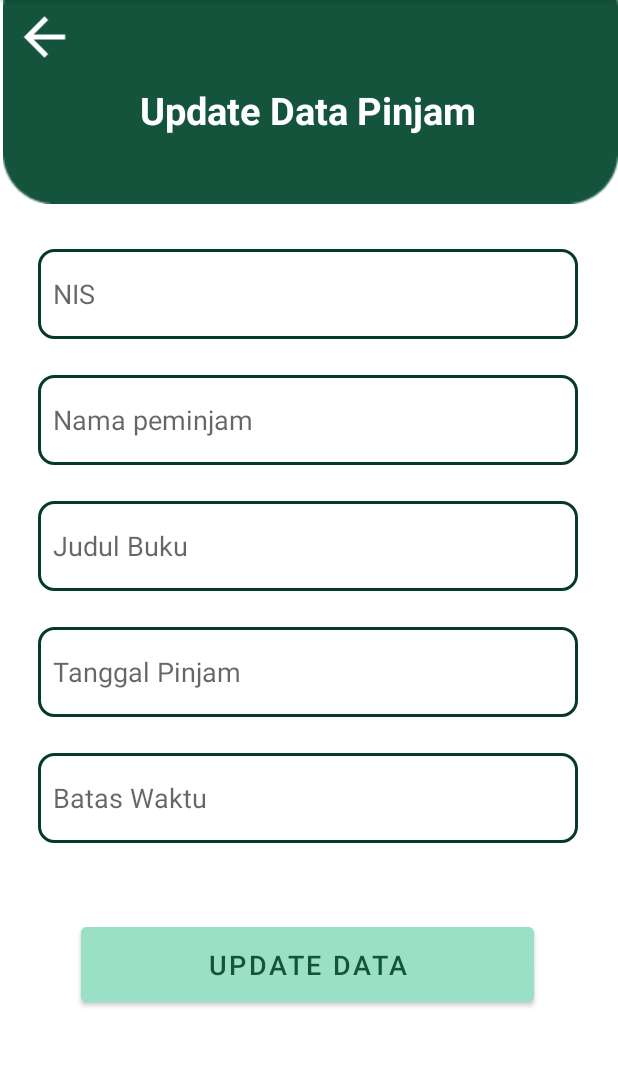
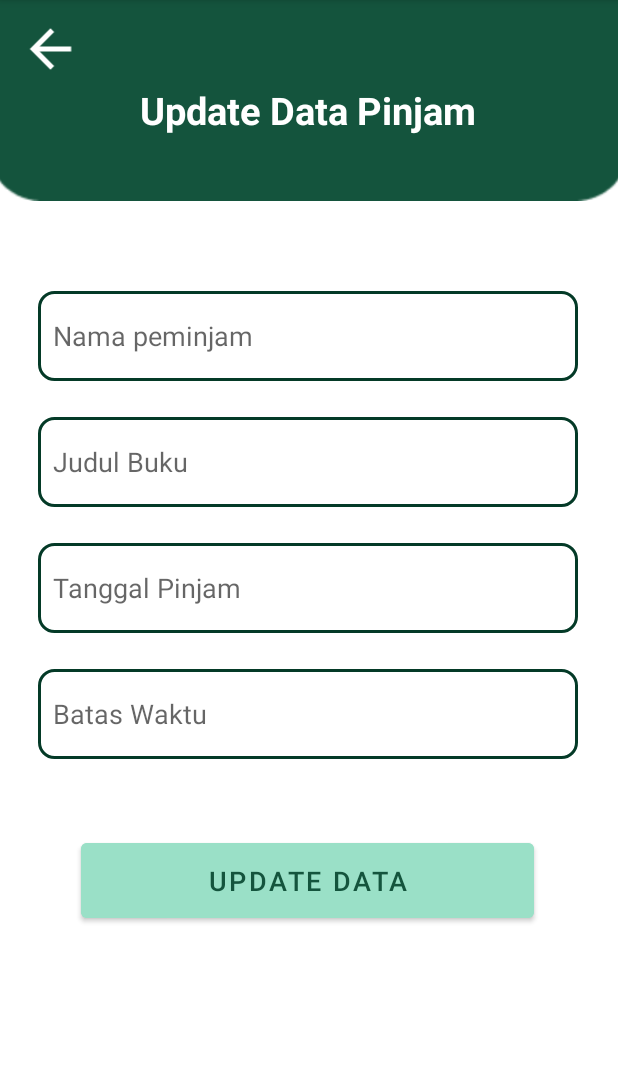
Before and after one commit to rosyidahjihan85/GrandLibrary, an Android app: the UpdatePinjam screen opened directly, with no data from a screen before it, on a phone screen of 412 x 824 dp, the part 84-1151 px from its top. Run offline under Robolectric (Android 15) with nearby library versions, the phone set to English and light mode, and no system bars; our stand-ins replace Room's generated code; Roboto replaces fonts that are not available here; 5 statements that could not run were skipped.

Commit message:
menghapus kolom nis

```diff
--- a/app/src/main/java/com/mrajaariziq/grandlibrary/RoomDB/DBLibrary.kt
+++ b/app/src/main/java/com/mrajaariziq/grandlibrary/RoomDB/DBLibrary.kt
@@ -5,7 +5,7 @@ import androidx.room.Database
 import androidx.room.Room
 import androidx.room.RoomDatabase
 
-@Database (entities = [DataBuku::class, DataPinjam::class], version = 4)
+@Database (entities = [DataBuku::class, DataPinjam::class], version = 5)
 abstract class DBLibrary :RoomDatabase() {
     abstract fun librarydao():LibraryDAO
 
--- a/app/src/main/java/com/mrajaariziq/grandlibrary/UpdatePinjam.kt
+++ b/app/src/main/java/com/mrajaariziq/grandlibrary/UpdatePinjam.kt
@@ -28,7 +28,6 @@ class UpdatePinjam : AppCompatActivity() {
         binding.UpdBatasWkt.setText(data[0].bataswaktu)
         binding.btnUpPin.setOnClickListener {
         if (
-            binding.updNisPin.text.isNotEmpty()&&
             binding.updNmPin.text.isNotEmpty()&&
                 binding.UpdJdlPin.text.isNotEmpty()&&
                 binding.UpdTglPin.text.isNotEmpty()&&
--- /dev/null
+++ b/app/src/main/res/drawable/ic_baseline_keyboard_backspace_24.xml
@@ -0,0 +1,5 @@
+<vector android:autoMirrored="true" android:height="24dp"
+    android:tint="#123203" android:viewportHeight="24"
+    android:viewportWidth="24" android:width="24dp" xmlns:android="http://schemas.android.com/apk/res/android">
+    <path android:fillColor="@android:color/white" android:pathData="M21,11H6.83l3.58,-3.59L9,6l-6,6 6,6 1.41,-1.41L6.83,13H21z"/>
+</vector>
--- a/app/src/main/res/layout/activity_input_datapinjam.xml
+++ b/app/src/main/res/layout/activity_input_datapinjam.xml
@@ -105,9 +105,10 @@
         android:layout_marginTop="32dp"
         android:background="@drawable/yy"
         app:layout_constraintEnd_toEndOf="parent"
+        app:layout_constraintHorizontal_bias="0.49"
         app:layout_constraintStart_toStartOf="parent"
         app:layout_constraintTop_toBottomOf="@+id/nmPin"
-        tools:ignore="SpeakableTextPresentCheck" />
+        tools:ignore="SpeakableTextPresentCheck,DuplicateClickableBoundsCheck" />
 
 
 </androidx.constraintlayout.widget.ConstraintLayout>
--- a/app/src/main/res/layout/activity_update_pinjam.xml
+++ b/app/src/main/res/layout/activity_update_pinjam.xml
@@ -8,10 +8,11 @@
 
     <ImageView
         android:id="@+id/imgbook11"
-        android:layout_width="414dp"
-        android:layout_height="136dp"
+        android:layout_width="426dp"
+        android:layout_height="134dp"
+        android:scaleType="fitXY"
         app:layout_constraintEnd_toEndOf="parent"
-        app:layout_constraintHorizontal_bias="0.666"
+        app:layout_constraintHorizontal_bias="0.6"
         app:layout_constraintStart_toStartOf="parent"
         app:layout_constraintTop_toTopOf="parent"
         app:srcCompat="@drawable/rectangle_18" />
@@ -33,25 +34,10 @@
 
 
     <EditText
-        android:id="@+id/updNisPin"
-        android:layout_width="360dp"
-        android:layout_height="60dp"
-        android:layout_marginTop="30dp"
-        android:background="@drawable/yy"
-        android:ems="10"
-        android:hint="NIS"
-        android:inputType="textPersonName"
-        android:padding="10dp"
-        app:layout_constraintEnd_toEndOf="parent"
-        app:layout_constraintHorizontal_bias="0.49"
-        app:layout_constraintStart_toStartOf="parent"
-        app:layout_constraintTop_toBottomOf="@+id/imgbook11" />
-
-    <EditText
         android:id="@+id/updNmPin"
         android:layout_width="360dp"
         android:layout_height="60dp"
-        android:layout_marginTop="24dp"
+        android:layout_marginTop="60dp"
         android:background="@drawable/yy"
         android:ems="10"
         android:hint="Nama peminjam"
@@ -60,7 +46,7 @@
         app:layout_constraintEnd_toEndOf="parent"
         app:layout_constraintHorizontal_bias="0.49"
         app:layout_constraintStart_toStartOf="parent"
-        app:layout_constraintTop_toBottomOf="@+id/updNisPin" />
+        app:layout_constraintTop_toBottomOf="@+id/imgbook11" />
 
     <EditText
         android:id="@+id/UpdJdlPin"
@@ -125,9 +111,9 @@
         android:id="@+id/backUpPIN"
         android:layout_width="50dp"
         android:layout_height="41dp"
-        android:layout_marginTop="4dp"
+        android:layout_marginTop="12dp"
         app:layout_constraintEnd_toEndOf="parent"
-        app:layout_constraintHorizontal_bias="0.013"
+        app:layout_constraintHorizontal_bias="0.024"
         app:layout_constraintStart_toStartOf="parent"
         app:layout_constraintTop_toTopOf="parent"
         app:srcCompat="@drawable/baseline_arrow_back_24" />
```
